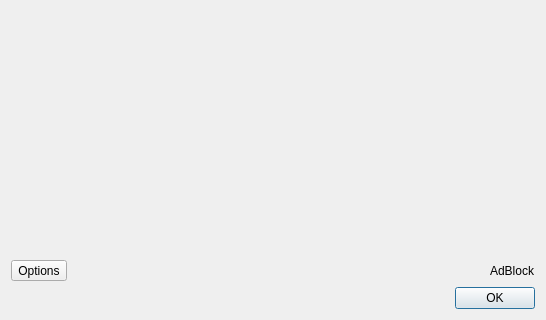
This is src/lib/adblock/adblockdialog.ui in QupZilla/qupzilla as Qt 5 draws it before an edit; both pictures show x 0 to 546 and y 142 to 462 of the 546 by 462 pixel window. The edited form follows.
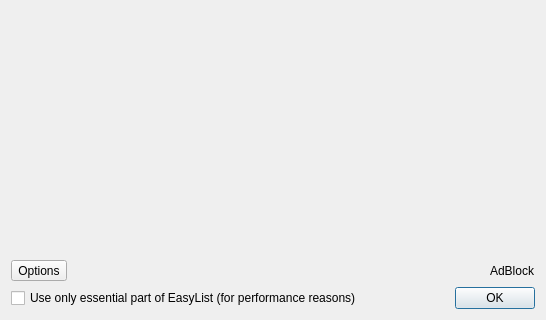
This is the edited form. Icons and pictures are not drawn.

Commit message:
AdBlock: Added option to use full EasyList subscription
Instead of downloading only the essential half of EasyList,
user can now choose to download and use the full list.
This restriction is still here because the other half of EasyList
is full of domain restricted rules that are using RegExps in our
implementation, and thus being slow.

The edit to the form file:
```diff
--- a/src/lib/adblock/adblockdialog.ui
+++ b/src/lib/adblock/adblockdialog.ui
@@ -121,6 +121,15 @@
     </widget>
    </item>
    <item>
+    <layout class="QHBoxLayout" name="horizontalLayout_2">
+     <item>
+      <widget class="QCheckBox" name="useLimitedEasyList">
+       <property name="text">
+        <string>Use only essential part of EasyList (for performance reasons)</string>
+       </property>
+      </widget>
+     </item>
+     <item>
     <widget class="QDialogButtonBox" name="buttonBox">
      <property name="orientation">
       <enum>Qt::Horizontal</enum>
@@ -129,6 +138,8 @@
       <set>QDialogButtonBox::Ok</set>
      </property>
     </widget>
+     </item>
+    </layout>
    </item>
   </layout>
  </widget>
```
Lines whose indentation alone changed are shown as unchanged. The commit also changes 7 other files.
